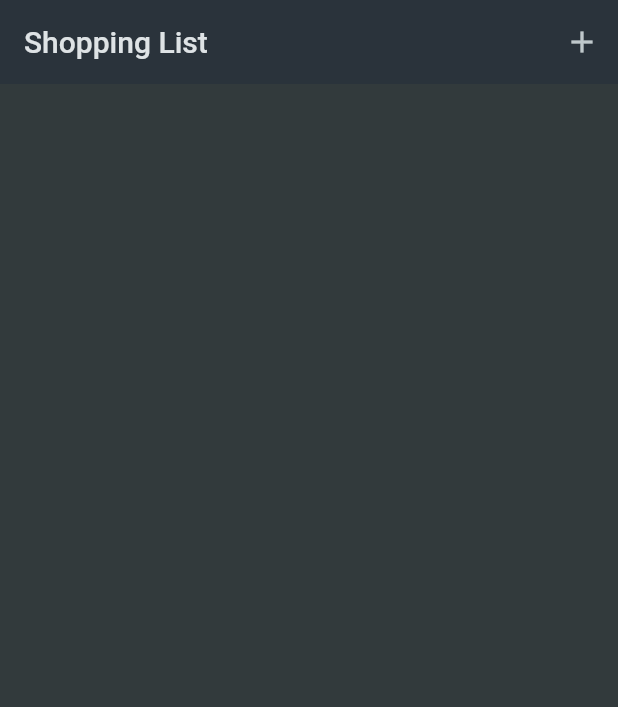
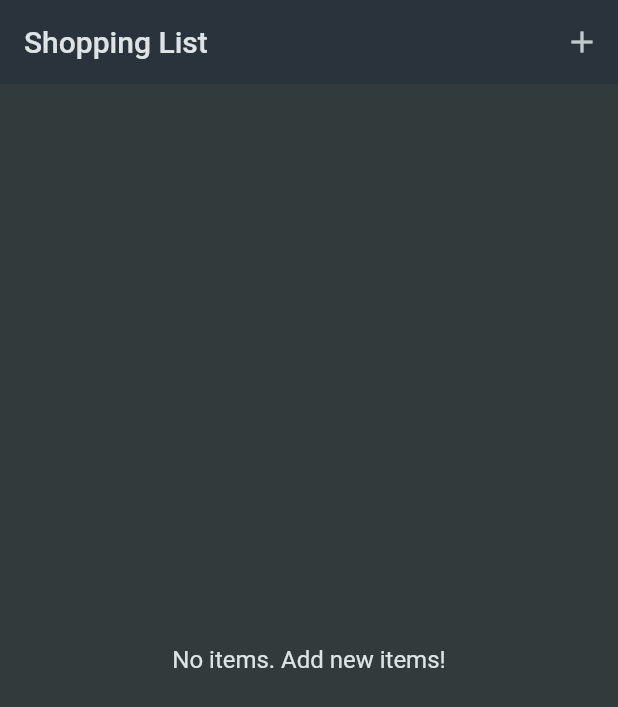
Before and after one commit to Aditya-Y-Git/my_list, a Flutter app: the screen it shows after launch, on a phone screen of 412 x 824 dp. Shown: the top 707 px of the screen. Run offline on Flutter 3.47's test engine with Material 2 defaults, Android fonts, the phone set to English and light mode, and no system bars.

```diff
--- a/lib/widgets/grocery_list.dart
+++ b/lib/widgets/grocery_list.dart
@@ -12,6 +12,8 @@ class GroceryList extends StatefulWidget {
 
 class _GroceryListState extends State<GroceryList> {
   final List<GroceryItem> _groceryItmes = [];
+  final url = Uri.https(
+      'shopping-list-c5127-default-rtdb.firebaseio.com', 'shopping-list.json');
 
   void _addItem() async {
     final newItem =
@@ -28,6 +30,30 @@ class _GroceryListState extends State<GroceryList> {
 
   @override
   Widget build(BuildContext context) {
+    Widget content = ListView.builder(
+      itemCount: _groceryItmes.length,
+      itemBuilder: (context, index) => ListTile(
+        title: Text(_groceryItmes[index].name),
+        leading: Container(
+          height: 20,
+          width: 20,
+          color: _groceryItmes[index].category.color,
+        ),
+        trailing: Text(_groceryItmes[index].quantity.toString()),
+      ),
+    );
+
+    if (_groceryItmes.isEmpty) {
+      content = Center(
+        child: Text(
+          'No items. Add new items!',
+          style: Theme.of(context).textTheme.titleMedium!.copyWith(
+                color: Theme.of(context).colorScheme.onBackground,
+              ),
+        ),
+      );
+    }
+
     return Scaffold(
         appBar: AppBar(
           title: const Text('Shopping List'),
@@ -38,18 +64,6 @@ class _GroceryListState extends State<GroceryList> {
             ),
           ],
         ),
-      body: ListView.builder(
-        itemCount: _groceryItmes.length,
-        itemBuilder: (context, index) => ListTile(
-          title: Text(_groceryItmes[index].name),
-          leading: Container(
-            height: 20,
-            width: 20,
-            color: _groceryItmes[index].category.color,
-          ),
-          trailing: Text(_groceryItmes[index].quantity.toString()),
-        ),
-      ),
-    );
+        body: content);
   }
 }
--- a/pubspec.yaml
+++ b/pubspec.yaml
@@ -35,6 +35,7 @@ dependencies:
   # The following adds the Cupertino Icons font to your application.
   # Use with the CupertinoIcons class for iOS style icons.
   cupertino_icons: ^1.0.2
+  http: ^1.1.0
 
 dev_dependencies:
   flutter_test:
```
Also changed, not shown: lib/widgets/add_item.dart (+21 -8 lines), pubspec.lock. Lines whose indentation alone changed are shown as unchanged.
